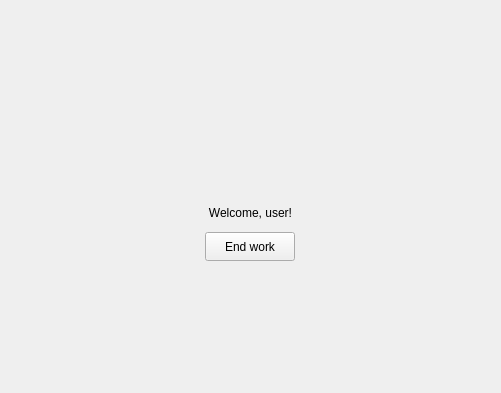
bergamontt/nong-bong, file gui/mainwindow.ui: the form before one commit; both pictures show x 150 to 651 and y 0 to 393 of the 800 by 600 pixel window.
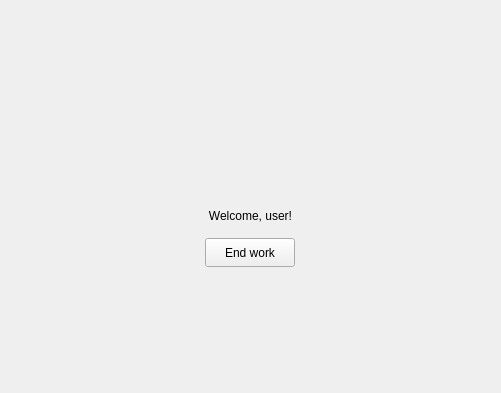
The form after the commit. The open tabs and pages were chosen to show the change.

Commit message: Added custom bank card widget

The edit to the form file:
```diff
--- a/gui/mainwindow.ui
+++ b/gui/mainwindow.ui
@@ -144,7 +144,7 @@
         <x>230</x>
         <y>200</y>
         <width>341</width>
-        <height>61</height>
+        <height>67</height>
        </rect>
       </property>
       <layout class="QVBoxLayout" name="verticalLayout">
```
Left out of the diff: 13 changed lines with no effect on the pictures. The commit also changes 5 other files.
